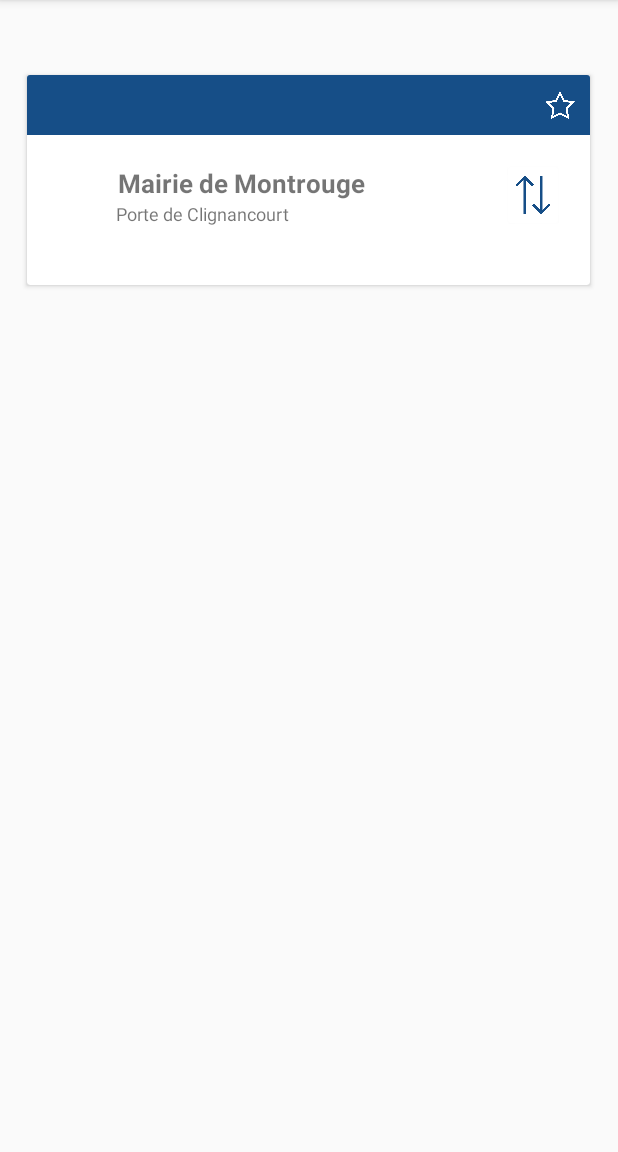
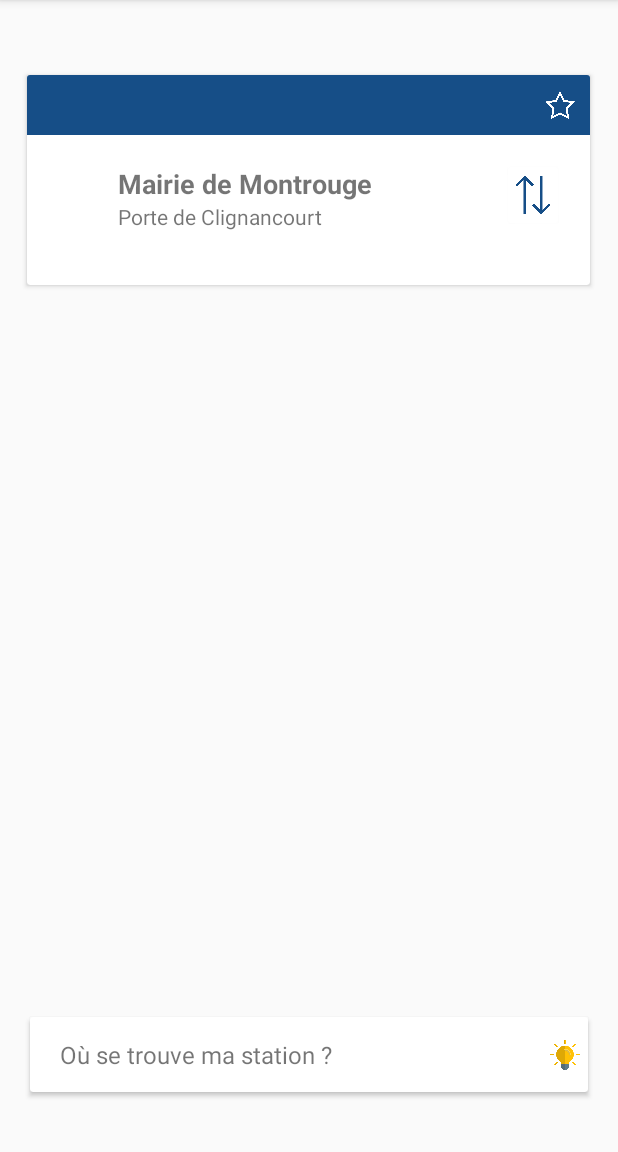
Before and after one commit to atRoussel/Moov, an Android app: the DetailStationActivity screen opened directly, with no data from a screen before it, on a phone screen of 412 x 824 dp, the part 84-1236 px from its top. Run offline under Robolectric (Android 15) with nearby library versions, the phone set to English and light mode, and no system bars; our stand-ins replace Room's generated code; libraries missing offline, so code that uses them is left out: com.facebook.stetho, com.pixplicity.sharp; 8 statements that could not run were skipped.

Commit message:
fixed bug, Favoris

```diff
--- a/app/src/main/java/fr/epf/moov/DetailStationActivity.kt
+++ b/app/src/main/java/fr/epf/moov/DetailStationActivity.kt
@@ -1,5 +1,6 @@
 package fr.epf.moov
 
+import android.content.Intent
 import android.content.res.Resources
 import android.os.Bundle
 import android.util.Log
@@ -15,16 +16,19 @@ import fr.epf.moov.model.MetroLine
 import fr.epf.moov.model.Station
 import fr.epf.moov.service.RATPService
 import fr.epf.moov.service.retrofit
-import kotlinx.android.synthetic.main.activity_detail_station.aller_textview
-import kotlinx.android.synthetic.main.activity_detail_station.pictogram_imageview
-import kotlinx.android.synthetic.main.activity_detail_station.retour_textview
-import kotlinx.android.synthetic.main.activity_detail_station.schedules_recyclerview
-import kotlinx.android.synthetic.main.activity_detail_station.station_name_textview
-import kotlinx.android.synthetic.main.activity_detail_station.fav_imageview
-import kotlinx.android.synthetic.main.activity_detail_station.destinations_exchange
+import kotlinx.android.synthetic.main.activity_detail_station.*
 import kotlinx.coroutines.runBlocking
 
 class DetailStationActivity : AppCompatActivity() {
+
+    var allStations: List<Station>? = null
+    lateinit var ma_station: Station
+    lateinit var direction: String
+    var stationDao: StationDao? = null
+    var savedStationDao: StationDao? = null
+    var savedStations: List<Station>? = null
+    var changeDirection = false
+
     override fun onCreate(savedInstanceState: Bundle?) {
         super.onCreate(savedInstanceState)
         setContentView(R.layout.activity_detail_station)
@@ -38,12 +42,7 @@ class DetailStationActivity : AppCompatActivity() {
         val type = intent.getStringExtra("type")
         var resources: Resources = this.resources
 
-        var allStations: List<Station>? = null
-        lateinit var ma_station: Station
-        lateinit var direction: String
-        var stationDao: StationDao? = null
-        var savedStationDao: StationDao? = null
-        var changeDirection = false
+
 
         if(type == "metros") {
             val drawableName: String = "m${code}"
@@ -138,20 +137,48 @@ class DetailStationActivity : AppCompatActivity() {
         }
 
 
+        var nameMap = ""
+        when(type){
+            "metros" -> nameMap = "map_m${code}"
+            "rers" -> nameMap = "map_r${code.toLowerCase()}"
+            "tramways" -> nameMap = "map_t${code}"
+        }
+
+        where_layout.setOnClickListener {
+            val intent = Intent(this, ImageActivity::class.java)
+            intent.putExtra("map", nameMap)
+            this.startActivity(intent)
+        }
+
+
+
+
         val database =
             Room.databaseBuilder(this, AppDatabase::class.java, "listStations")
                 .build()
         stationDao = database.getStationDao()
 
+        val databasesaved =
+            Room.databaseBuilder(this, AppDatabase::class.java, "savedStations")
+                .build()
+        savedStationDao = databasesaved.getStationDao()
+
+
+
 
         //Récupération de toutes les stations
         runBlocking {
             allStations = stationDao?.getStations()
+            savedStations = savedStationDao?.getStations()
             allStations?.map {
                 if(it.nameStation == name && it.codeLine == code) {
                     ma_station = it
                 }
             }
+        }
+        savedStations?.forEach {
+            if (it.nameStation == ma_station.nameStation && it.codeLine == it.codeLine)
+                ma_station.favoris = true
         }
 
         ma_station.directionLine = direction
@@ -160,17 +187,12 @@ class DetailStationActivity : AppCompatActivity() {
             fav_imageview.setImageResource(R.drawable.fav_full)
         } else fav_imageview.setImageResource(R.drawable.fav_empty)
 
-        val databasesaved =
-            Room.databaseBuilder(this, AppDatabase::class.java, "savedStations")
-                .build()
-        savedStationDao = databasesaved.getStationDao()
-
         fav_imageview.setOnClickListener {
             if (ma_station.favoris == true) {
                 ma_station.favoris = false
                 fav_imageview.setImageResource(R.drawable.fav_empty)
                 runBlocking {
-                    savedStationDao?.deleteStation(ma_station.id)
+                    savedStationDao?.deleteStation(ma_station.codeLine, ma_station.nameStation)
                 }
                 Toast.makeText(this, "La station a été supprimée des favoris", Toast.LENGTH_SHORT).show()
             } else if (ma_station.favoris == false) {
--- a/app/src/main/java/fr/epf/moov/RechercheHorairesActivity.kt
+++ b/app/src/main/java/fr/epf/moov/RechercheHorairesActivity.kt
@@ -64,7 +64,8 @@ class RechercheHorairesActivity : AppCompatActivity() {
                     }
                 }
             }
-            Log.d("nom_Stations", allStationsName.toString())
+
+
             //Récupération des stations favoris
             runBlocking {
                 favStations = savedStationDao?.getStations()
@@ -161,7 +162,7 @@ class RechercheHorairesActivity : AppCompatActivity() {
                         station.favoris = false
                         fav_imageview.setImageResource(R.drawable.fav_empty)
                         runBlocking {
-                            savedStationDao?.deleteStation(station.id)
+                            savedStationDao?.deleteStation(station.codeLine, station.nameStation)
                         }
                         Toast.makeText(this, "La station a été supprimée des favoris", Toast.LENGTH_SHORT).show()
                     } else if (station.favoris == false) {
--- a/app/src/main/java/fr/epf/moov/ScheduleActivity.kt
+++ b/app/src/main/java/fr/epf/moov/ScheduleActivity.kt
@@ -160,7 +160,7 @@ class ScheduleActivity : AppCompatActivity() {
                             station.favoris = false
                             fav_imageview.setImageResource(R.drawable.fav_empty)
                             runBlocking {
-                                savedStationDao?.deleteStation(station.id)
+                                savedStationDao?.deleteStation(station.codeLine, station.nameStation)
                             }
                             Toast.makeText(
                                 this,
--- a/app/src/main/java/fr/epf/moov/adapter/StationsFavAdapter.kt
+++ b/app/src/main/java/fr/epf/moov/adapter/StationsFavAdapter.kt
@@ -147,7 +147,7 @@ class StationFavAdapter(val stations: List<Station>?) : RecyclerView.Adapter<Sta
                 if (station?.favoris == true) {
                     station?.favoris = false
                     runBlocking {
-                        savedStationDao?.deleteStation(station?.id)
+                        savedStationDao?.deleteStation(station?.codeLine, station?.nameStation)
                     }
 
 
--- a/app/src/main/java/fr/epf/moov/data/StationDao.kt
+++ b/app/src/main/java/fr/epf/moov/data/StationDao.kt
@@ -20,8 +20,8 @@ interface StationDao {
     @Query("delete from stations")
     suspend fun deleteStations()
 
-    @Query("delete from stations where id = :id")
-    suspend fun deleteStation(id : Int)
+    @Query("delete from stations where codeLine = :code and nameStation =:name")
+    suspend fun deleteStation(code : String, name:String)
 
 
 }
--- a/app/src/main/java/fr/epf/moov/fragment/MapsFragment.kt
+++ b/app/src/main/java/fr/epf/moov/fragment/MapsFragment.kt
@@ -92,7 +92,6 @@ class MapsFragment : Fragment(){
         mapsListTram.add("map_t6")
         mapsListTram.add("map_t7")
         mapsListTram.add("map_t8")
-        mapsListTram.add("map_t11")
 
         mapTramsRecyclerview.adapter =
             MapAdapter(mapsListTram)
--- a/app/src/main/res/layout/activity_detail_station.xml
+++ b/app/src/main/res/layout/activity_detail_station.xml
@@ -1,5 +1,5 @@
 <?xml version="1.0" encoding="utf-8"?>
-<LinearLayout
+<RelativeLayout
     xmlns:android="http://schemas.android.com/apk/res/android"
     xmlns:app="http://schemas.android.com/apk/res-auto"
     xmlns:tools="http://schemas.android.com/tools"
@@ -13,6 +13,7 @@
         android:layout_width="375dp"
         android:layout_height="wrap_content"
         android:layout_gravity="center"
+        android:layout_centerHorizontal="true"
         android:id="@+id/global_schedule_layout"
         android:layout_marginTop="50dp">
 
@@ -60,24 +61,24 @@
                     android:layout_width="30dp"
                     android:layout_height="30dp"
                     android:layout_marginLeft="15dp"
-                    android:layout_marginTop="15dp"
-                    android:layout_marginBottom="15dp"
                     android:id="@+id/pictogram_imageview"
                     app:layout_constraintLeft_toLeftOf="@+id/schedule_layout"
                     app:layout_constraintTop_toTopOf="@+id/schedule_layout"
-                    app:layout_constraintTop_toBottomOf="@+id/schedule_layout"/>
+                    app:layout_constraintBottom_toBottomOf="@+id/schedule_layout"/>
                 <!--android:src="@drawable/test_pictogram"-->
 
                 <TextView
-                    android:layout_width="wrap_content"
+                    android:layout_width="245dp"
                     android:layout_height="wrap_content"
+                    android:maxLines="1"
+                    android:ellipsize="end"
                     android:id="@+id/aller_textview"
                     app:layout_constraintLeft_toRightOf="@+id/pictogram_imageview"
                     app:layout_constraintTop_toTopOf="@+id/schedule_layout"
                     app:layout_constraintBottom_toTopOf="@+id/retour_textview"
                     android:textStyle="bold"
-                    android:textSize="17dp"
-                    android:layout_marginLeft="15dp"
+                    android:textSize="18sp"
+                    android:layout_marginStart="15dp"
                     android:layout_marginTop="10dp"
                     android:text="Mairie de Montrouge"
                     tools:ignore="MissingConstraints" />
@@ -86,9 +87,9 @@
                     android:layout_height="wrap_content"
                     app:layout_constraintLeft_toRightOf="@+id/pictogram_imageview"
                     app:layout_constraintTop_toBottomOf="@+id/aller_textview"
-                    android:layout_marginLeft="14dp"
+                    android:layout_marginStart="15dp"
                     android:id="@+id/retour_textview"
-                    android:textSize="12dp"
+                    android:textSize="14sp"
                     android:text="Porte de Clignancourt"
                     tools:ignore="MissingConstraints" />
 
@@ -97,7 +98,7 @@
                     android:layout_height="45dp"
                     android:elevation="1dp"
                     android:scaleType="centerCrop"
-                    android:layout_marginRight="15dp"
+                    android:layout_marginEnd="15dp"
                     android:backgroundTint="@color/white"
                     android:src="@drawable/exchanging"
                     android:rotation="90"
@@ -123,4 +124,48 @@
         </LinearLayout>
     </androidx.cardview.widget.CardView>
 
-</LinearLayout>
+
+    <androidx.cardview.widget.CardView
+        android:layout_width="match_parent"
+        android:layout_marginLeft="20dp"
+        android:layout_alignParentBottom="true"
+        android:layout_marginBottom="40dp"
+        android:layout_marginRight="20dp"
+        android:id="@+id/trafic_card"
+        android:layout_height="50dp">
+
+            <androidx.constraintlayout.widget.ConstraintLayout
+                android:layout_width="match_parent"
+                android:layout_height="30dp"
+                android:layout_gravity="center"
+                android:id="@+id/where_layout"
+                android:orientation="horizontal">
+
+                <TextView
+                    android:layout_width="300dp"
+                    android:layout_height="match_parent"
+                    android:layout_marginLeft="20dp"
+                    android:gravity="center_vertical"
+                    android:text="Où se trouve ma station ? "
+                    app:layout_constraintLeft_toLeftOf="@id/where_layout"
+                    app:layout_constraintBottom_toBottomOf="@id/where_layout"
+                    app:layout_constraintTop_toTopOf="@id/where_layout"
+                    android:textSize="16dp" />
+
+                <ImageView
+                    android:id="@+id/logo_warning_imageview"
+                    android:layout_width="25dp"
+                    android:layout_height="match_parent"
+                    app:layout_constraintBottom_toBottomOf="@id/where_layout"
+                    app:layout_constraintRight_toRightOf="@id/where_layout"
+                    app:layout_constraintTop_toTopOf="@id/where_layout"
+                    android:backgroundTint="@color/white"
+                    android:paddingRight="5dp"
+                    android:src="@drawable/idea" />
+
+            </androidx.constraintlayout.widget.ConstraintLayout>
+
+
+    </androidx.cardview.widget.CardView>
+
+</RelativeLayout>
--- a/app/src/main/res/layout/activity_image.xml
+++ b/app/src/main/res/layout/activity_image.xml
@@ -9,6 +9,7 @@
     <com.github.chrisbanes.photoview.PhotoView
         android:id="@+id/image_view"
         android:layout_width="match_parent"
+        android:src="@drawable/map_m1"
         android:scaleType="centerInside"
         android:layout_height="match_parent"/>
 
```
Also changed, not shown: app/src/main/java/fr/epf/moov/AfficherHorairesActivity.kt (+14 -3 lines), app/src/main/java/fr/epf/moov/adapter/ScheduleAdapter.kt (+12 -1 lines), app/src/main/java/fr/epf/moov/fragment/ScheduleFragment.kt (+38 -10 lines), app/src/main/res/drawable/exchange_image_pressable.xml (deleted, +0 -7 lines), app/src/main/res/layout/fragment_schedule.xml (+18 -13 lines), app/src/main/res/layout/schedule_view.xml (+7 -14 lines), app/src/main/res/layout/stationfav_view.xml (+14 -15 lines), app/src/main/res/drawable/map_t11.png (deleted).
